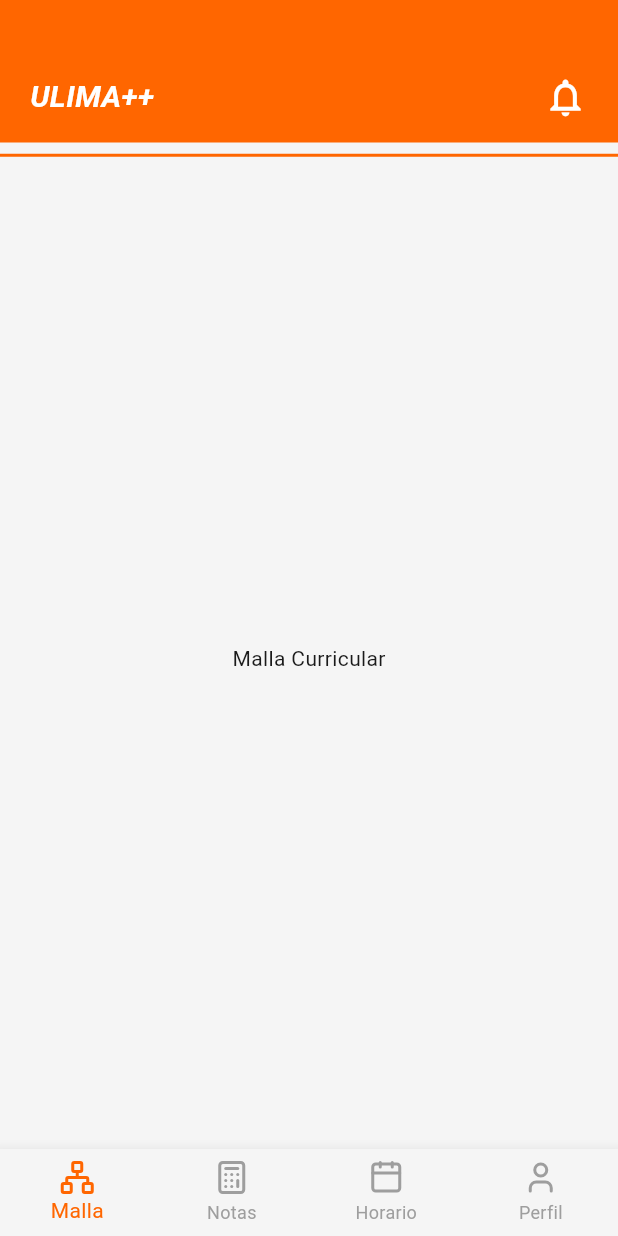
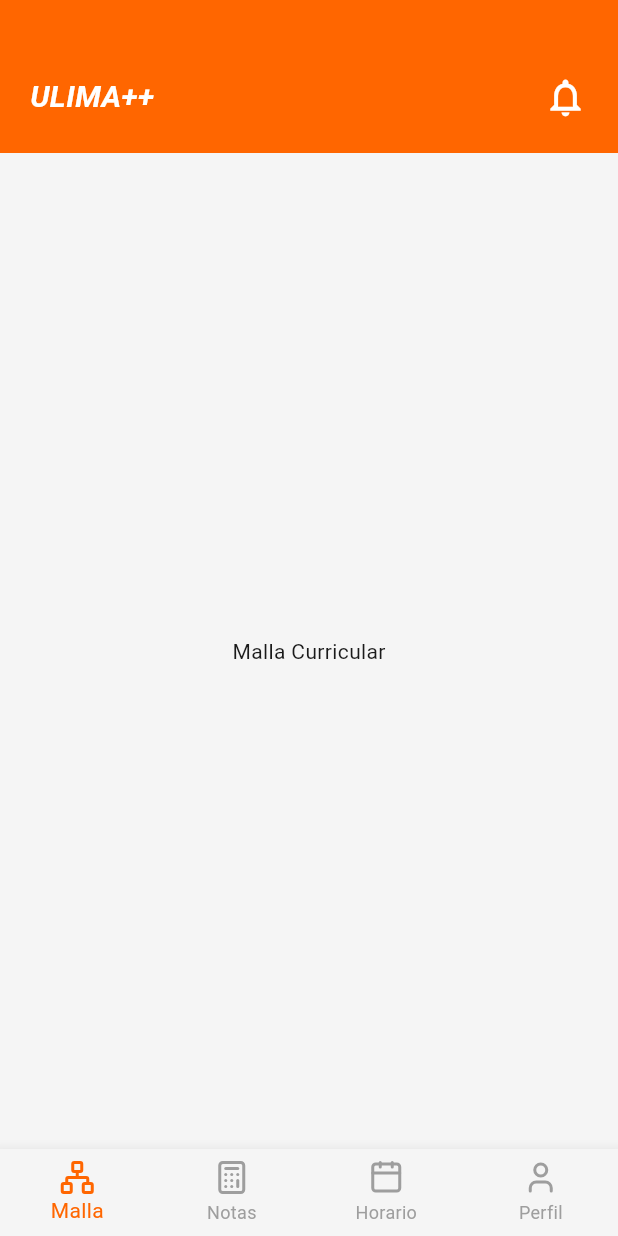
Before and after one commit to linartic/ULima_Frontend_IS2, a Flutter app: the screen it shows after launch, on a phone screen of 412 x 824 dp. Run offline on Flutter 3.47's test engine with Material 3 defaults, Android fonts, the phone set to English and light mode, and no system bars; our stand-ins replace get, lucide_icons_flutter.

Commit message:
act. header

```diff
--- a/lib/components/header/app_header.dart
+++ b/lib/components/header/app_header.dart
@@ -10,8 +10,16 @@ class AppHeader extends StatelessWidget {
     final colors = Theme.of(context).colorScheme;
 
     return Container(
-      color: MaterialTheme.headerColor(Theme.brightnessOf(context)),
-      padding: const EdgeInsets.only(top: 50, left: 20, right: 20, bottom: 15),
+      padding: const EdgeInsets.only(top: 50, left: 20, right: 20, bottom: 20),
+      decoration: BoxDecoration(
+        color: MaterialTheme.headerColor(Theme.brightnessOf(context)),
+        border: Border(
+          bottom: BorderSide(
+            color: colors.primaryContainer,
+            width: 2.0,
+          ),
+        ),
+      ),
       child: Column(
         children: [
           Row(
--- a/lib/pages/home/home_page.dart
+++ b/lib/pages/home/home_page.dart
@@ -44,13 +44,6 @@ class _HomePageState extends State<HomePage> {
         children: [
           const AppHeader(),
 
-          SizedBox(height: 0.5),
-
-          Divider(
-            color: colors.primaryContainer,
-            thickness: 2.0,
-          ),
-
           //CUERPO
           Expanded(child: _buildBody()),
 
```
